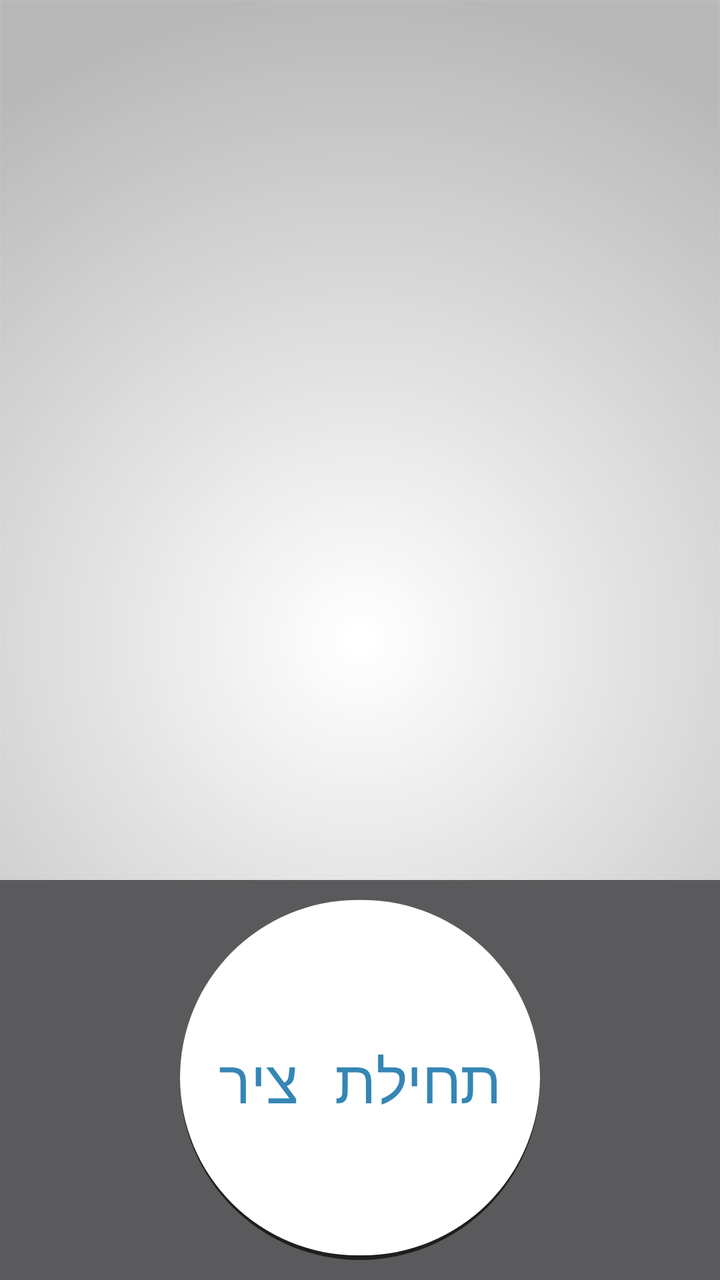
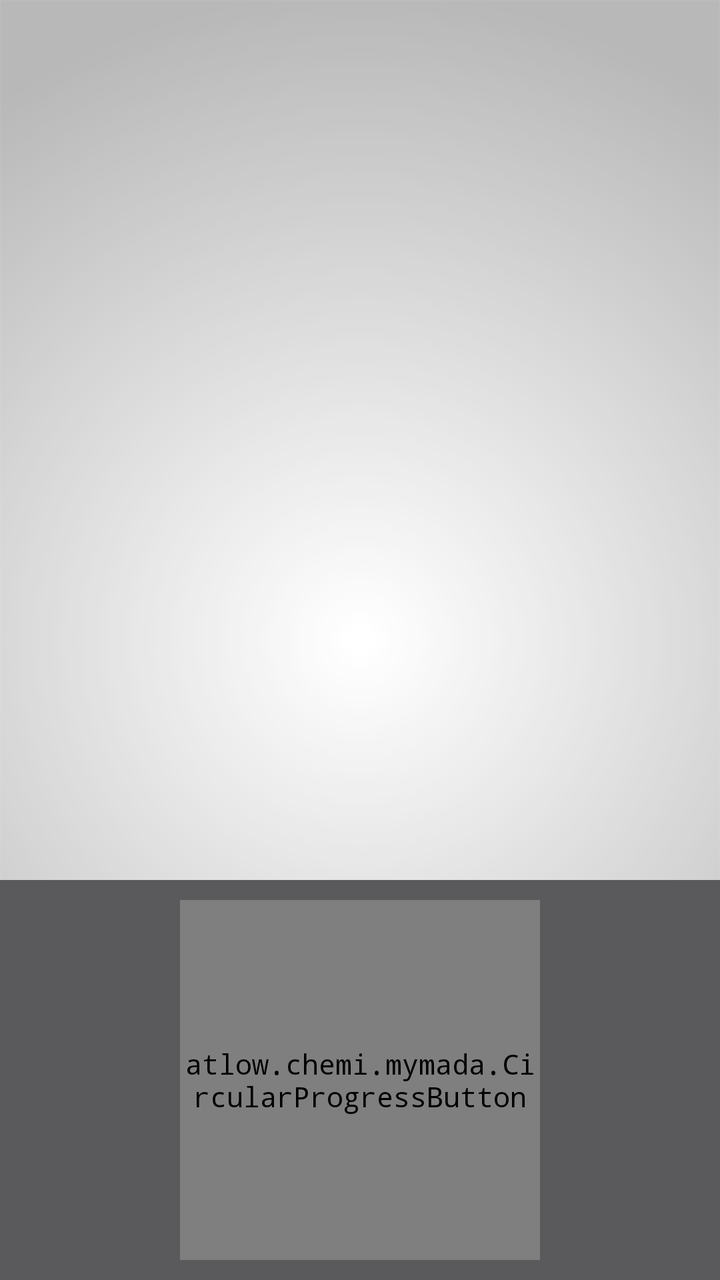

Compare the two renders of this Android layout. The source of the first and the diff that turns it into the second are given below.
<!-- AndroidManifest.xml: application theme AppTheme -->
<!-- res/layout/activity_contract_calc.xml -->
<?xml version="1.0" encoding="utf-8"?>
<RelativeLayout xmlns:android="http://schemas.android.com/apk/res/android"
    xmlns:tools="http://schemas.android.com/tools"
    android:orientation="vertical" android:layout_width="match_parent"
    android:layout_height="match_parent">
    <android.support.v7.widget.RecyclerView
        android:id="@+id/recycler_view"
        android:layout_width="match_parent"
        android:layout_height="match_parent"
        android:layout_above="@+id/contractBtn"
        android:clipToPadding="false"
        android:scrollbars="vertical" />
    <RelativeLayout
        android:layout_width="match_parent"
        android:layout_height="wrap_content"
        android:background="@color/buttonMaterialDark"
        android:layout_alignParentBottom="true"
        android:id="@+id/contractBtn">
        <Button
            android:layout_centerHorizontal="true"
            android:id="@+id/contra_btn"
            android:text="@string/startContract"
            android:layout_marginTop="10dp"
            android:clickable="true"
            android:focusable="true"
            android:layout_marginBottom="10dp"
            android:textColor="#3586B5"
            android:textSize="30sp"
            android:gravity="center"
            android:layout_width="180dp"
            android:layout_height="180dp"
            android:background="@drawable/round_button" />
    </RelativeLayout>
</RelativeLayout>
<!-- resources referenced by this layout -->
<resources>
  <color name="buttonMaterialDark">#ff5a595b</color>
  <!-- drawable round_button (drawable) -->
  <?xml version="1.0" encoding="utf-8"?>
  <layer-list xmlns:android="http://schemas.android.com/apk/res/android">
  
  <item>
      <shape  android:shape="rectangle">
          <solid android:color="#a8000000" />
          <size android:width="200dp" android:height="200dp" />
          <corners android:radius="100dp" />
      </shape>
  </item>
  
  <item android:bottom="7px">
      <shape  android:shape="rectangle">
          <size android:width="200dp" android:height="200dp" />
          <solid android:color="#FFFFFF" />
          <corners android:radius="100dp" />
      </shape>
  </item>
  </layer-list>
  <string name="startContract">תחילת ציר</string>
  <style name="AppTheme" parent="Theme.AppCompat.Light">
          
          <item name="android:textColor">@color/Black</item>
          <item name="colorPrimary">@color/ColorPrimary</item>
          <item name="colorPrimaryDark">@color/ColorPrimaryDark</item>
          <item name="android:textColorHintInverse">@color/ColorBlue</item>
          <item name="actionBarTheme">@style/ThemeOverlay.AppCompat.Dark.ActionBar</item>
          <item name="buttonStyle">@style/FButton</item>
          <item name="android:buttonStyle">@style/FButton</item>
          <item name="colorAccent">@color/materialGrey300</item>
          
          <item name="android:actionMenuTextColor">@color/Black</item>
          <item name="android:itemBackground">@color/materialGrey300</item>
          <item name="android:textColorSecondary">@color/ColorRedDark</item>
          <item name="android:windowBackground">@drawable/ic_bgg</item>
          <item name="android:typeface">monospace</item>
  
          <item name="android:textColorHint">@color/ColorAqua</item>
          <item name="colorControlNormal">@color/ColorBlue</item>
          <item name="colorControlActivated">@color/ColorAqua</item>
          <item name="colorControlHighlight">@color/ColorAqua</item>
      </style>
  <color name="Black">#000000</color>
  <color name="ColorPrimary">#10133b</color>
  <color name="ColorPrimaryDark">#1a1d4b</color>
  <color name="ColorBlue">#98194853</color>
  <style name="FButton" parent="Theme.AppCompat.Light">
          <item name="colorControlHighlight">@color/ColorBlue</item>
          <item name="android:textColor">@color/ColorAqua</item>
          <item name="android:textSize">20sp</item>
      </style>
  <color name="materialGrey300">#ffe0e0e0</color>
  <color name="ColorRedDark">#6b0000</color>
  <!-- drawable ic_bgg: png bitmap (drawable, 33899 bytes) -->
  <color name="ColorAqua">#32a7c3</color>
</resources>

<!-- the commit's change to res/layout/activity_contract_calc.xml (unified diff, before → after) -->
@@ -1,7 +1,9 @@
 <?xml version="1.0" encoding="utf-8"?>
 <RelativeLayout xmlns:android="http://schemas.android.com/apk/res/android"
     xmlns:tools="http://schemas.android.com/tools"
-    android:orientation="vertical" android:layout_width="match_parent"
+    xmlns:app="http://schemas.android.com/apk/res-auto"
+    android:orientation="vertical"
+    android:layout_width="match_parent"
     android:layout_height="match_parent">
     <android.support.v7.widget.RecyclerView
         android:id="@+id/recycler_view"
@@ -16,7 +18,7 @@
         android:background="@color/buttonMaterialDark"
         android:layout_alignParentBottom="true"
         android:id="@+id/contractBtn">
-        <Button
+        <atlow.chemi.mymada.CircularProgressButton
             android:layout_centerHorizontal="true"
             android:id="@+id/contra_btn"
             android:text="@string/startContract"
@@ -29,6 +31,11 @@
             android:gravity="center"
             android:layout_width="180dp"
             android:layout_height="180dp"
-            android:background="@drawable/round_button" />
+            android:background="@drawable/round_button"
+            app:spinning_bar_width="4dp"
+            app:finalCornerAngle="100dp"
+            app:initialCornerAngle="100dp"
+            app:spinning_bar_color="@color/OldPrimary"
+            app:spinning_bar_padding="0dp"/>
     </RelativeLayout>
 </RelativeLayout>
<!-- resource entries referenced after the edit -->
@@ -1,26 +1,15 @@
 <!-- resources referenced by this layout -->
 <resources>
+  <color name="OldPrimary">#bd0000</color>
   <color name="buttonMaterialDark">#ff5a595b</color>
   <!-- drawable round_button (drawable) -->
   <?xml version="1.0" encoding="utf-8"?>
-  <layer-list xmlns:android="http://schemas.android.com/apk/res/android">
+  <shape android:shape="rectangle" xmlns:android="http://schemas.android.com/apk/res/android">
+      <size android:width="200dp" android:height="200dp" />
+      <corners android:radius="100dp" />
+      <solid android:color="#fff" />
+  </shape>
   
-  <item>
-      <shape  android:shape="rectangle">
-          <solid android:color="#a8000000" />
-          <size android:width="200dp" android:height="200dp" />
-          <corners android:radius="100dp" />
-      </shape>
-  </item>
-  
-  <item android:bottom="7px">
-      <shape  android:shape="rectangle">
-          <size android:width="200dp" android:height="200dp" />
-          <solid android:color="#FFFFFF" />
-          <corners android:radius="100dp" />
-      </shape>
-  </item>
-  </layer-list>
   <string name="startContract">תחילת ציר</string>
   <style name="AppTheme" parent="Theme.AppCompat.Light">
           
